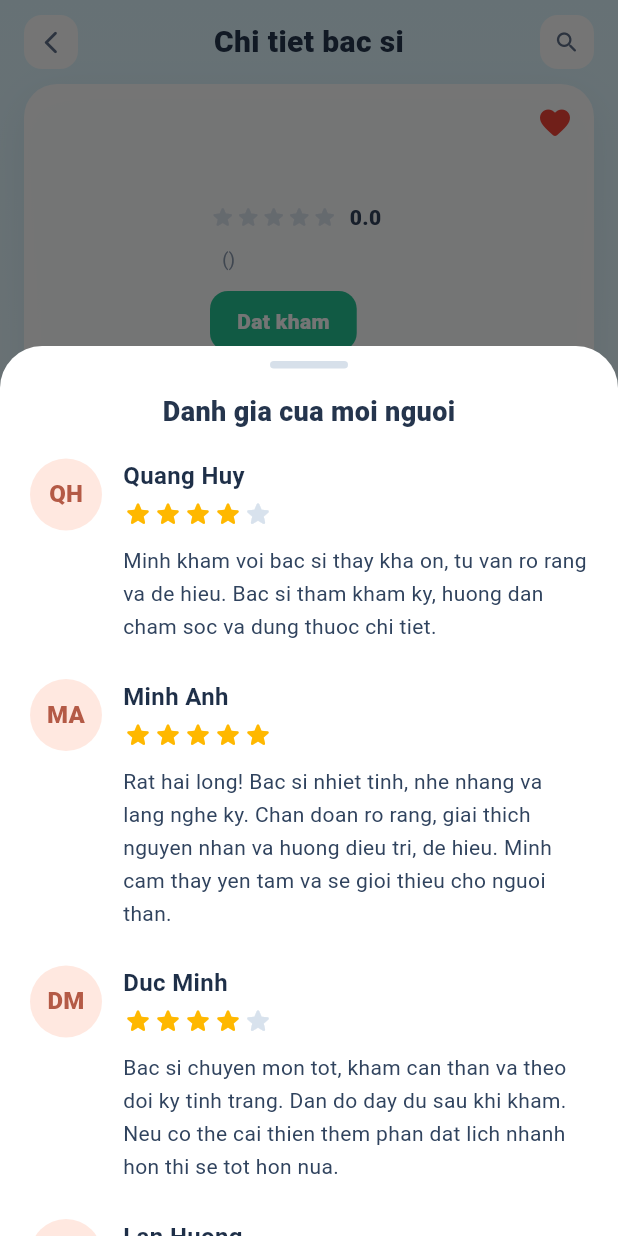
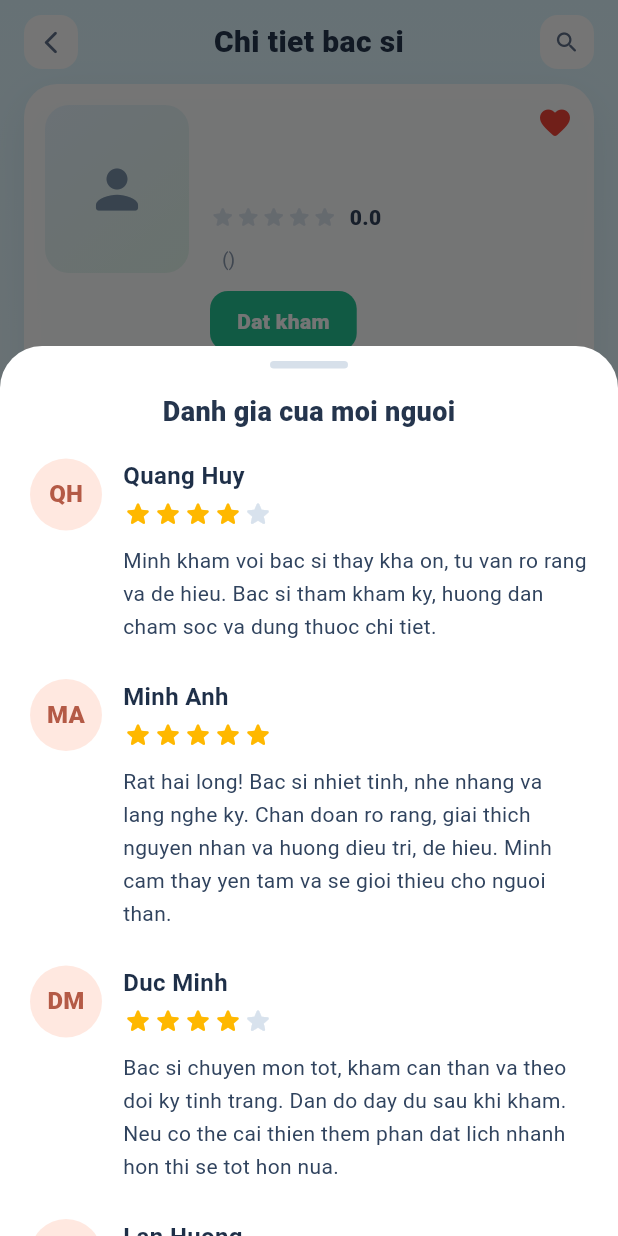
Before and after one commit to DuythreeK/clinic-ai-booking, a Flutter app: the DoctorDetailScreen screen opened directly with empty values, after a tap on the "favorite outline" icon, after a tap on "Xem danh gia", on a phone screen of 412 x 824 dp. Run offline on Flutter 3.47's test engine with Material 3 defaults, Android fonts, the light colour scheme and no system bars; our stand-ins replace dio, flutter_secure_storage, go_router, logger, shared_preferences; missing offline and left inert: dio_smart_retry; accounts and stored records are empty; generated files the repository leaves out were written again; network calls fail.

Commit message:
[mobile] FIX: Improve doctor image handling

```diff
--- a/mobile/lib/features/booking/screens/doctor_detail_screen.dart
+++ b/mobile/lib/features/booking/screens/doctor_detail_screen.dart
@@ -83,12 +83,7 @@ class DoctorDetailScreen extends StatelessWidget {
                                   children: [
                                     ClipRRect(
                                       borderRadius: BorderRadius.circular(16),
-                                      child: Image.network(
-                                        doctor.imageUrl,
-                                        width: 96,
-                                        height: 112,
-                                        fit: BoxFit.cover,
-                                      ),
+                                      child: _DoctorHeroImage(imageUrl: doctor.imageUrl),
                                     ),
                                     const SizedBox(width: 14),
                                     Expanded(
@@ -592,6 +587,40 @@ class _SectionCard extends StatelessWidget {
   }
 }
 
+class _DoctorHeroImage extends StatelessWidget {
+  const _DoctorHeroImage({required this.imageUrl});
+
+  final String imageUrl;
+
+  @override
+  Widget build(BuildContext context) {
+    return Image.network(
+      imageUrl,
+      width: 96,
+      height: 112,
+      fit: BoxFit.cover,
+      errorBuilder: (context, error, stackTrace) {
+        return Container(
+          width: 96,
+          height: 112,
+          decoration: const BoxDecoration(
+            gradient: LinearGradient(
+              begin: Alignment.topLeft,
+              end: Alignment.bottomRight,
+              colors: [Color(0xFFE9F6FF), Color(0xFFE4F8EF)],
+            ),
+          ),
+          child: const Icon(
+            Icons.person_rounded,
+            size: 42,
+            color: Color(0xFF7991AA),
+          ),
+        );
+      },
+    );
+  }
+}
+
 class _DoctorReview {
   const _DoctorReview({
     required this.name,
--- a/mobile/lib/features/booking/screens/doctor_hub_models.dart
+++ b/mobile/lib/features/booking/screens/doctor_hub_models.dart
@@ -140,7 +140,7 @@ class DoctorCatalog extends ChangeNotifier {
       name: 'Dr. Balestra',
       specialty: 'Nha si',
       focus: 'Nho rang khon & implant',
-      imageUrl: 'https://images.unsplash.com/photo-1594824475317-2f1e3f7f52ff?auto=format&fit=crop&w=900&q=80',
+      imageUrl: 'https://images.unsplash.com/photo-1559839734-2b71ea197ec2?auto=format&fit=crop&w=900&q=80',
       rating: 4.6,
       reviewCount: 1680,
       priceLabel: '150.000d/lan',
```
Also changed, not shown: mobile/lib/features/booking/screens/doctor_hub_widgets.dart (+56 -3 lines).
